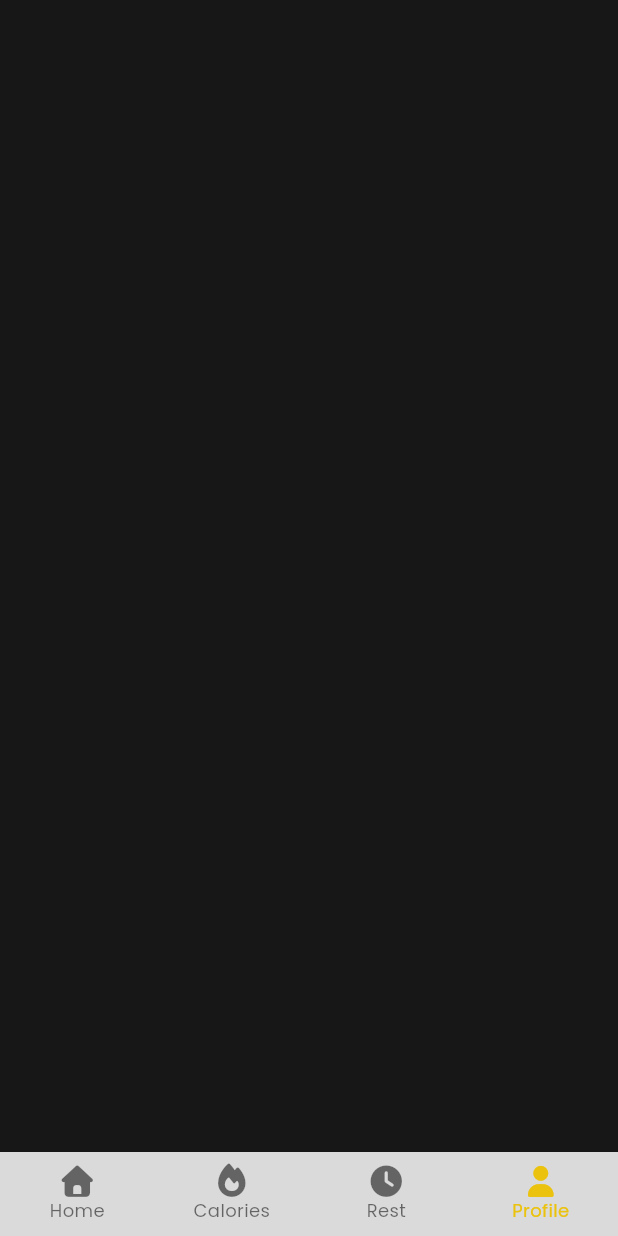
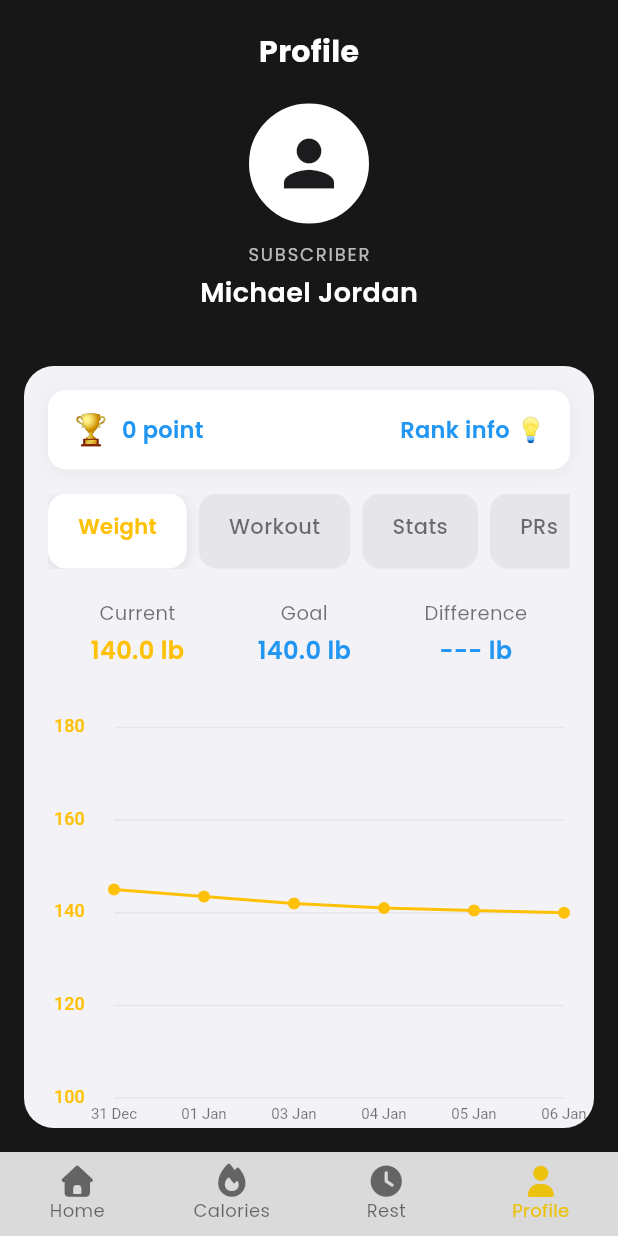
Before and after one commit to Christentimmy/Repcy, a Flutter app: the BottomNavigationWidget screen opened by its route, item 4 of the bottom bar chosen, on a phone screen of 412 x 824 dp. Run offline on Flutter 3.47's test engine with Material 3 defaults, Android fonts, the phone set to English and light mode, and no system bars; our stand-ins replace font_awesome_flutter, get, google_fonts, loading_animation_widget.

Commit message:
profile screen

```diff
--- /dev/null
+++ b/lib/app/modules/home/screens/profile_screen.dart
@@ -0,0 +1,395 @@
+
+
+import 'package:flutter/material.dart';
+
+class ProfileScreen extends StatefulWidget {
+  const ProfileScreen({super.key});
+
+  @override
+  State<ProfileScreen> createState() => _ProfileScreenState();
+}
+
+class _ProfileScreenState extends State<ProfileScreen> {
+  int selectedTabIndex = 0;
+  double currentWeight = 140.0;
+  double goalWeight = 140.0;
+
+  final List<String> tabs = ['Weight', 'Workout', 'Stats', 'PRs', 'Photos'];
+
+  // Sample weight data for chart
+  final List<WeightEntry> weightData = [
+    WeightEntry(date: '31 Dec', weight: 145.0),
+    WeightEntry(date: '01 Jan', weight: 143.5),
+    WeightEntry(date: '03 Jan', weight: 142.0),
+    WeightEntry(date: '04 Jan', weight: 141.0),
+    WeightEntry(date: '05 Jan', weight: 140.5),
+    WeightEntry(date: '06 Jan', weight: 140.0),
+  ];
+
+  @override
+  Widget build(BuildContext context) {
+    return Scaffold(
+      body: SafeArea(
+        child: Column(
+          children: [
+            _buildHeader(),
+            Expanded(
+              child: Container(
+                margin: const EdgeInsets.all(16),
+                decoration: BoxDecoration(
+                  color: const Color(0xFFF2F2F7),
+                  borderRadius: BorderRadius.circular(20),
+                ),
+                child: Column(
+                  children: [
+                    _buildPointsBar(),
+                    _buildTabs(),
+                    _buildWeightStats(),
+                    Expanded(child: _buildChart()),
+                  ],
+                ),
+              ),
+            ),
+          ],
+        ),
+      ),
+    );
+  }
+
+  Widget _buildHeader() {
+    return Container(
+      padding: const EdgeInsets.symmetric(vertical: 20),
+      child: Column(
+        children: [
+          const Text(
+            'Profile',
+            style: TextStyle(
+              color: Colors.white,
+              fontSize: 20,
+              fontWeight: FontWeight.bold,
+            ),
+          ),
+          const SizedBox(height: 20),
+          Container(
+            width: 80,
+            height: 80,
+            decoration: BoxDecoration(
+              color: Colors.white,
+              shape: BoxShape.circle,
+              border: Border.all(color: Colors.white, width: 3),
+            ),
+            child: const Icon(
+              Icons.person,
+              size: 50,
+              color: Color(0xFF1C1C1E),
+            ),
+          ),
+          const SizedBox(height: 12),
+          const Text(
+            'SUBSCRIBER',
+            style: TextStyle(
+              color: Colors.white70,
+              fontSize: 12,
+              letterSpacing: 1.2,
+            ),
+          ),
+          const SizedBox(height: 4),
+          const Text(
+            'Michael Jordan',
+            style: TextStyle(
+              color: Colors.white,
+              fontSize: 18,
+              fontWeight: FontWeight.w600,
+            ),
+          ),
+        ],
+      ),
+    );
+  }
+
+  Widget _buildPointsBar() {
+    return Container(
+      margin: const EdgeInsets.all(16),
+      padding: const EdgeInsets.symmetric(horizontal: 16, vertical: 12),
+      decoration: BoxDecoration(
+        color: Colors.white,
+        borderRadius: BorderRadius.circular(12),
+        boxShadow: [
+          BoxShadow(
+            color: Colors.black.withOpacity(0.05),
+            blurRadius: 10,
+            offset: const Offset(0, 2),
+          ),
+        ],
+      ),
+      child: Row(
+        children: [
+          const Text(
+            '🏆',
+            style: TextStyle(fontSize: 20),
+          ),
+          const SizedBox(width: 8),
+          const Text(
+            '0 point',
+            style: TextStyle(
+              color: Colors.blue,
+              fontSize: 15,
+              fontWeight: FontWeight.w600,
+            ),
+          ),
+          const Spacer(),
+          GestureDetector(
+            onTap: () {
+              // Show rank info
+              _showRankInfo();
+            },
+            child: Row(
+              children: const [
+                Text(
+                  'Rank info',
+                  style: TextStyle(
+                    color: Colors.blue,
+                    fontSize: 15,
+                    fontWeight: FontWeight.w600,
+                  ),
+                ),
+                SizedBox(width: 4),
+                Text(
+                  '💡',
+                  style: TextStyle(fontSize: 16),
+                ),
+              ],
+            ),
+          ),
+        ],
+      ),
+    );
+  }
+
+  Widget _buildTabs() {
+    return Container(
+      height: 50,
+      margin: const EdgeInsets.symmetric(horizontal: 16),
+      child: ListView.builder(
+        scrollDirection: Axis.horizontal,
+        itemCount: tabs.length,
+        itemBuilder: (context, index) {
+          final isSelected = index == selectedTabIndex;
+          return GestureDetector(
+            onTap: () {
+              setState(() {
+                selectedTabIndex = index;
+              });
+            },
+            child: Container(
+              margin: const EdgeInsets.only(right: 8),
+              padding: const EdgeInsets.symmetric(horizontal: 20, vertical: 12),
+              decoration: BoxDecoration(
+                color: isSelected ? Colors.white : const Color(0xFFE5E5EA),
+                borderRadius: BorderRadius.circular(12),
+                boxShadow: isSelected
+                    ? [
+                        BoxShadow(
+                          color: Colors.black.withOpacity(0.1),
+                          blurRadius: 8,
+                          offset: const Offset(0, 2),
+                        ),
+                      ]
+                    : null,
+              ),
+              child: Text(
+                tabs[index],
+                style: TextStyle(
+                  color: isSelected ? const Color(0xFFFFC107) : Colors.black54,
+                  fontSize: 14,
+                  fontWeight: isSelected ? FontWeight.w600 : FontWeight.w500,
+                ),
+              ),
+            ),
+          );
+        },
+      ),
+    );
+  }
+
+  Widget _buildWeightStats() {
+    final difference = currentWeight - goalWeight;
+    return Container(
+      padding: const EdgeInsets.all(20),
+      child: Row(
+        mainAxisAlignment: MainAxisAlignment.spaceAround,
+        children: [
+          _buildStatColumn('Current', '$currentWeight lb', true),
+          _buildStatColumn('Goal', '$goalWeight lb', false),
+          _buildStatColumn(
+            'Difference',
+            difference == 0 ? '--- lb' : '${difference.toStringAsFixed(1)} lb',
+            false,
+          ),
+        ],
+      ),
+    );
+  }
+
+  Widget _buildStatColumn(String label, String value, bool isHighlighted) {
+    return Column(
+      children: [
+        Text(
+          label,
+          style: const TextStyle(
+            color: Colors.black54,
+            fontSize: 13,
+          ),
+        ),
+        const SizedBox(height: 4),
+        Text(
+          value,
+          style: TextStyle(
+            color: isHighlighted ? const Color(0xFFFFC107) : Colors.blue,
+            fontSize: 16,
+            fontWeight: FontWeight.w600,
+          ),
+        ),
+      ],
+    );
+  }
+
+  Widget _buildChart() {
+    return Container(
+      padding: const EdgeInsets.all(20),
+      child: Column(
+        children: [
+          Expanded(
+            child: CustomPaint(
+              size: Size.infinite,
+              painter: WeightChartPainter(weightData: weightData),
+            ),
+          ),
+        ],
+      ),
+    );
+  }
+
+  void _showRankInfo() {
+    showDialog(
+      context: context,
+      builder: (context) => AlertDialog(
+        title: const Text('Rank Information'),
+        content: const Text(
+          'Earn points by:\n'
+          '• Logging workouts\n'
+          '• Tracking weight\n'
+          '• Completing challenges\n'
+          '• Maintaining streaks',
+        ),
+        actions: [
+          TextButton(
+            onPressed: () => Navigator.pop(context),
+            child: const Text('Got it'),
+          ),
+        ],
+      ),
+    );
+  }
+}
+
+class WeightEntry {
+  final String date;
+  final double weight;
+
+  WeightEntry({required this.date, required this.weight});
+}
+
+class WeightChartPainter extends CustomPainter {
+  final List<WeightEntry> weightData;
+
+  WeightChartPainter({required this.weightData});
+
+  @override
+  void paint(Canvas canvas, Size size) {
+    // Draw horizontal lines
+    final linePaint = Paint()
+      ..color = const Color(0xFFE5E5EA)
+      ..strokeWidth = 1;
+
+    final textPainter = TextPainter(
+      textDirection: TextDirection.ltr,
+    );
+
+    // Y-axis labels and lines
+    final weights = [180, 160, 140, 120, 100];
+    for (int i = 0; i < weights.length; i++) {
+      final y = size.height * i / (weights.length - 1);
+
+      // Draw line
+      canvas.drawLine(
+        Offset(40, y),
+        Offset(size.width, y),
+        linePaint,
+      );
+
+      // Draw label
+      textPainter.text = TextSpan(
+        text: weights[i].toString(),
+        style: const TextStyle(
+          color: Color(0xFFFFC107),
+          fontSize: 12,
+          fontWeight: FontWeight.w500,
+        ),
+      );
+      textPainter.layout();
+      textPainter.paint(canvas, Offset(0, y - 8));
+    }
+
+    // X-axis labels
+    final spacing = (size.width - 40) / (weightData.length - 1);
+    for (int i = 0; i < weightData.length; i++) {
+      final x = 40 + (spacing * i);
+
+      textPainter.text = TextSpan(
+        text: weightData[i].date,
+        style: const TextStyle(
+          color: Colors.black54,
+          fontSize: 10,
+        ),
+      );
+      textPainter.layout();
+      textPainter.paint(
+        canvas,
+        Offset(x - textPainter.width / 2, size.height + 5),
+      );
+    }
+
+    // Draw weight line
+    final path = Path();
+    final pointPaint = Paint()
+      ..color = const Color(0xFFFFC107)
+      ..style = PaintingStyle.fill;
+
+    final linePaintChart = Paint()
+      ..color = const Color(0xFFFFC107)
+      ..strokeWidth = 2
+      ..style = PaintingStyle.stroke;
+
+    for (int i = 0; i < weightData.length; i++) {
+      final x = 40 + (spacing * i);
+      // Map weight (100-180) to y position
+      final normalizedWeight = (180 - weightData[i].weight) / 80;
+      final y = size.height * normalizedWeight;
+
+      if (i == 0) {
+        path.moveTo(x, y);
+      } else {
+        path.lineTo(x, y);
+      }
+
+      // Draw point
+      canvas.drawCircle(Offset(x, y), 4, pointPaint);
+    }
+
+    canvas.drawPath(path, linePaintChart);
+  }
+
+  @override
+  bool shouldRepaint(WeightChartPainter oldDelegate) => true;
+}
--- a/lib/app/routes/app_pages.dart
+++ b/lib/app/routes/app_pages.dart
@@ -3,6 +3,7 @@ import 'package:repcy/app/modules/auth/screens/login_screen.dart';
 import 'package:repcy/app/modules/auth/screens/signup_screen.dart';
 import 'package:repcy/app/modules/home/screens/calories_screen.dart';
 import 'package:repcy/app/modules/home/screens/home_screen.dart';
+import 'package:repcy/app/modules/home/screens/rest_timer_screen.dart';
 import 'package:repcy/app/modules/notification/screens/notification_request_screen.dart';
 import 'package:repcy/app/modules/onboarding/onboarding_screen.dart';
 import 'package:repcy/app/modules/profile/screens/body_details_screen.dart';
@@ -39,5 +40,6 @@ class AppPages {
       page: () => BottomNavigationWidget(),
     ),
     GetPage(name: AppRoutes.caloriesScreen, page: () => CaloriesScreen()),
+    GetPage(name: AppRoutes.restTimerScreen, page: () => RestTimerScreen()),
   ];
 }
--- a/lib/app/routes/app_routes.dart
+++ b/lib/app/routes/app_routes.dart
@@ -14,4 +14,5 @@ class AppRoutes {
   static const String homeScreen = "/homeScreen";
   static const String bottomNavigation = "/bottomNavigation";
   static const String caloriesScreen = "/caloriesScreen";
+  static const String restTimerScreen = "/restTimerScreen";
 }
--- a/lib/app/widgets/bottom_navigation_widget.dart
+++ b/lib/app/widgets/bottom_navigation_widget.dart
@@ -3,13 +3,20 @@ import 'package:font_awesome_flutter/font_awesome_flutter.dart';
 import 'package:get/get.dart';
 import 'package:repcy/app/modules/home/screens/calories_screen.dart';
 import 'package:repcy/app/modules/home/screens/home_screen.dart';
+import 'package:repcy/app/modules/home/screens/profile_screen.dart';
+import 'package:repcy/app/modules/home/screens/rest_timer_screen.dart';
 import 'package:repcy/app/resources/colors.dart';
 
 class BottomNavigationWidget extends StatelessWidget {
   BottomNavigationWidget({super.key});
 
   final RxInt currentIndex = 0.obs;
-  final pages = [HomeScreen(), CaloriesScreen(), Container(), Container()];
+  final pages = [
+    HomeScreen(),
+    CaloriesScreen(),
+    RestTimerScreen(),
+    ProfileScreen(),
+  ];
 
   @override
   Widget build(BuildContext context) {
```
Also changed, not shown: lib/app/modules/home/screens/rest_timer_screen.dart (added, +117 -0 lines), lib/main.dart (line endings or trailing spaces).
